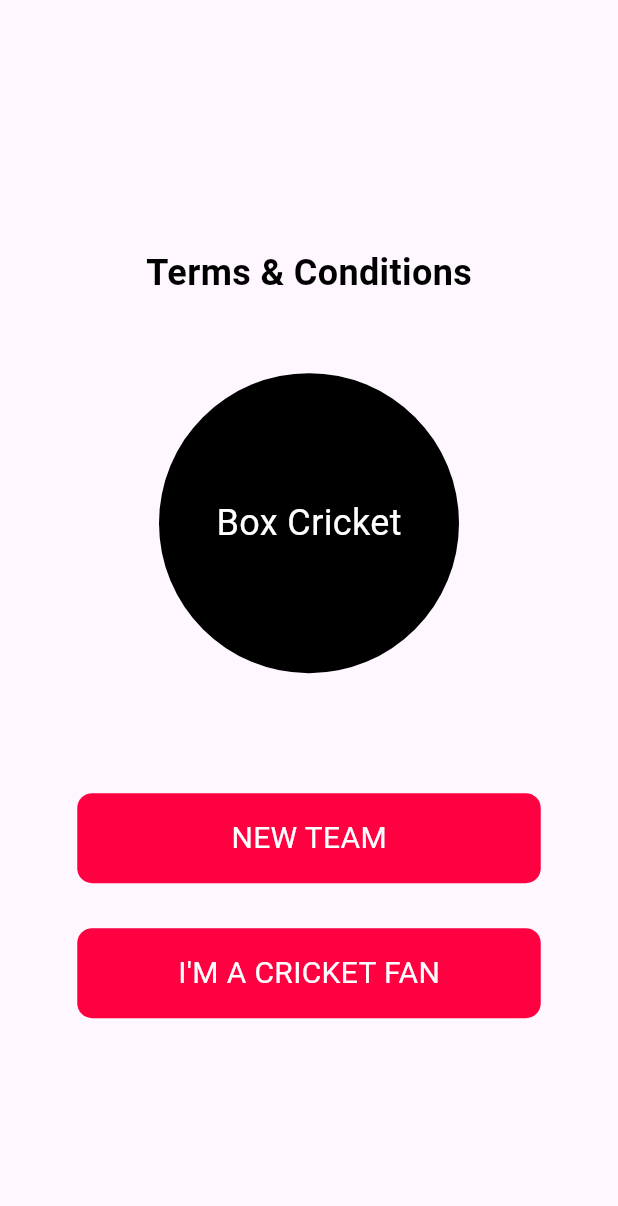
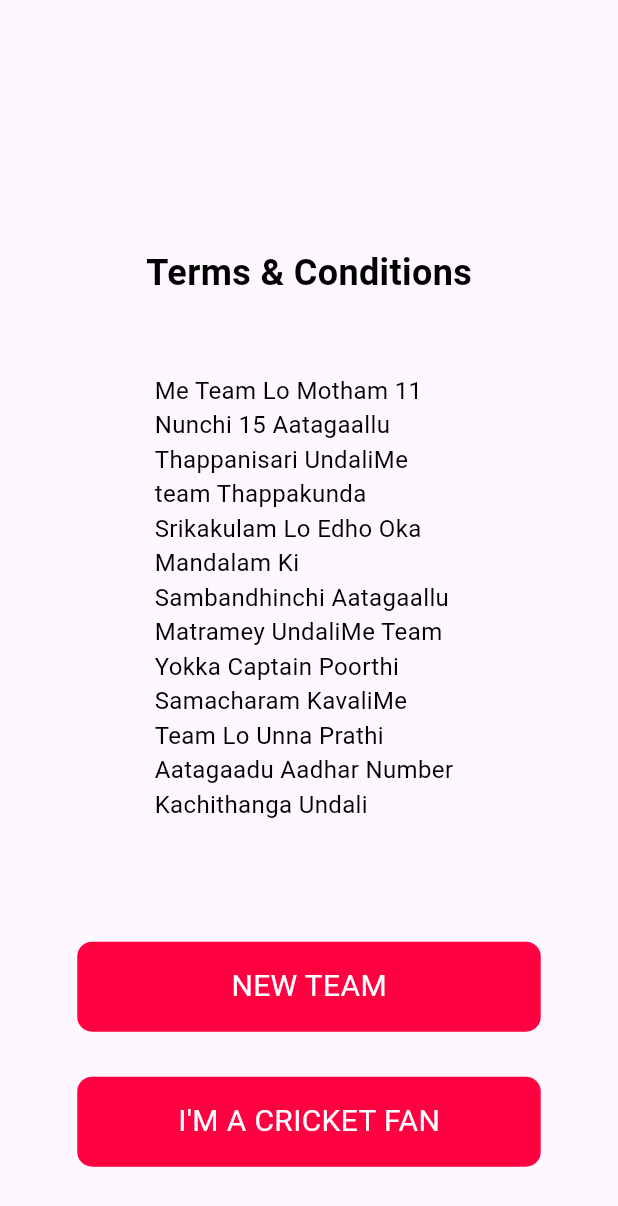
Before and after one commit to mounishyesu/boxcricket, a Flutter app: the TermsAndConditionsScreen screen opened directly, on a phone screen of 412 x 824 dp. Shown: the top 1206 px of the screen. Run offline on Flutter 3.47's test engine with Material 2 defaults, Android fonts, the phone set to English and light mode, and no system bars; our stand-ins replace dotted_border, get, image_picker.

Commit message:
changes Signed-off-by: mounishg <mounishg@prospectatech.com>

```diff
--- a/lib/views/termsandconditions/termsandconditions.dart
+++ b/lib/views/termsandconditions/termsandconditions.dart
@@ -62,15 +62,13 @@ class _TermsAndConditionsScreenState extends State<TermsAndConditionsScreen> {
                         fontSize: Constants.welcomeTextSize),
                   )),
               Container(
+                width: MediaQuery.of(context).size.width*0.5,
                 alignment: Alignment.center,
-                decoration: BoxDecoration(
-                  color: Constants.blackColor,
-                  shape: BoxShape.circle,
-                ),
                 margin: const EdgeInsets.all(50),
-                height: 200,
-                width: 200,
-                child: Text("Box Cricket",style: TextStyle(color: Constants.whiteColor,fontSize: Constants.welcomeTextSize),),
+                child: Text("Me Team Lo Motham 11 Nunchi 15 Aatagaallu Thappanisari Undali"
+                    "Me team Thappakunda Srikakulam Lo Edho Oka Mandalam Ki Sambandhinchi Aatagaallu Matramey Undali"
+                    "Me Team Yokka Captain Poorthi Samacharam Kavali"
+                    "Me Team Lo Unna Prathi Aatagaadu Aadhar Number Kachithanga Undali",style: TextStyle(color: Constants.blackColor,fontSize: Constants.headerSize),),
               ),
               GestureDetector(
                 onTap: () => Get.to(const RegistrationForm()),
```
Also changed, not shown: lib/views/apiservice/restapi.dart (added, +94 -0 lines), lib/views/registration/registrationform.dart (+4 -4 lines), assets/ball.png (added).
